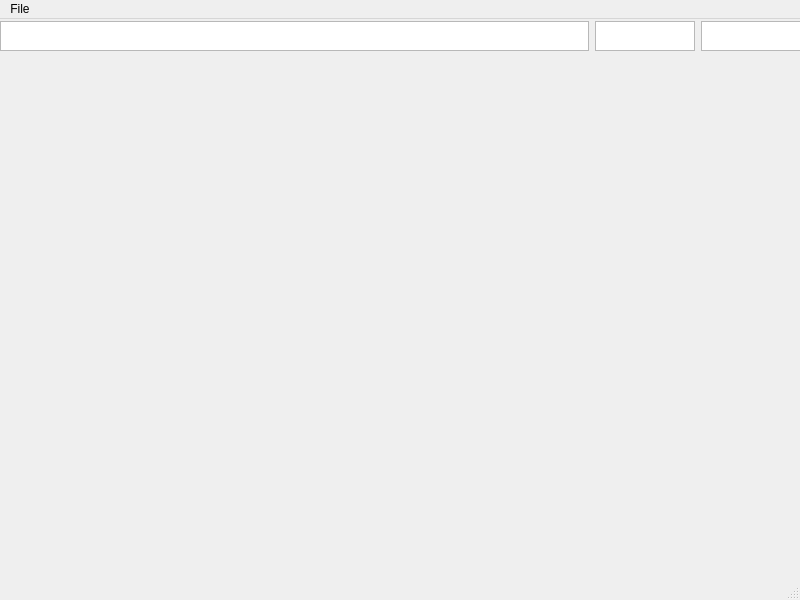
The window that climbingapp.ui (Jeremy-Kam/climbing-companion-app) describes before a commit, drawn with Qt 5.
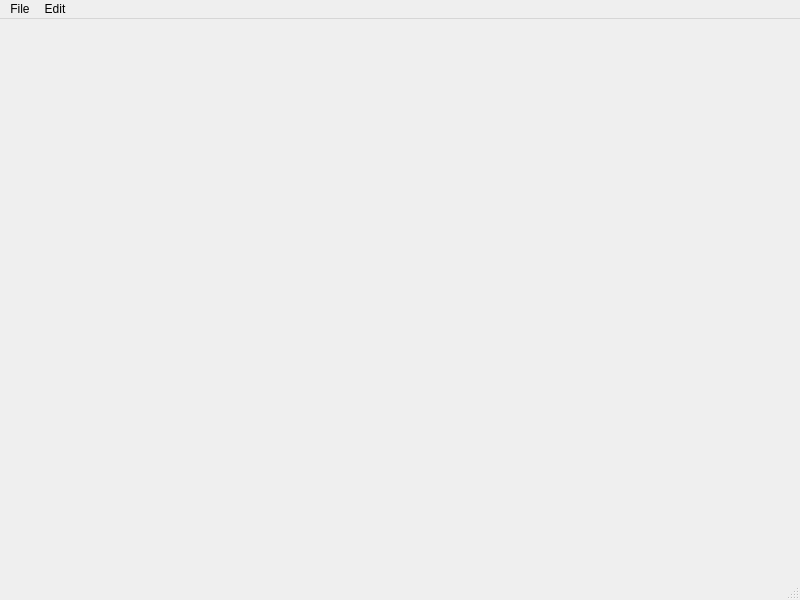
The same window after the commit. Icons and pictures are not drawn.

```diff
--- a/climbingapp.ui
+++ b/climbingapp.ui
@@ -19,101 +19,7 @@
   <property name="windowTitle">
    <string>ClimbingApp</string>
   </property>
-  <widget class="QWidget" name="centralwidget">
-   <widget class="QWidget" name="gridLayoutWidget">
-    <property name="geometry">
-     <rect>
-      <x>0</x>
-      <y>-3</y>
-      <width>801</width>
-      <height>41</height>
-     </rect>
-    </property>
-    <layout class="QHBoxLayout" name="horizontalLayout">
-     <property name="sizeConstraint">
-      <enum>QLayout::SetNoConstraint</enum>
-     </property>
-     <property name="leftMargin">
-      <number>0</number>
-     </property>
-     <property name="topMargin">
-      <number>0</number>
-     </property>
-     <property name="rightMargin">
-      <number>0</number>
-     </property>
-     <property name="bottomMargin">
-      <number>0</number>
-     </property>
-     <item>
-      <widget class="QPlainTextEdit" name="description">
-       <property name="sizePolicy">
-        <sizepolicy hsizetype="Fixed" vsizetype="Fixed">
-         <horstretch>0</horstretch>
-         <verstretch>0</verstretch>
-        </sizepolicy>
-       </property>
-       <property name="minimumSize">
-        <size>
-         <width>10</width>
-         <height>10</height>
-        </size>
-       </property>
-       <property name="maximumSize">
-        <size>
-         <width>1000</width>
-         <height>30</height>
-        </size>
-       </property>
-      </widget>
-     </item>
-     <item>
-      <widget class="QPlainTextEdit" name="reps">
-       <property name="sizePolicy">
-        <sizepolicy hsizetype="Fixed" vsizetype="Fixed">
-         <horstretch>0</horstretch>
-         <verstretch>0</verstretch>
-        </sizepolicy>
-       </property>
-       <property name="minimumSize">
-        <size>
-         <width>100</width>
-         <height>30</height>
-        </size>
-       </property>
-       <property name="maximumSize">
-        <size>
-         <width>100</width>
-         <height>30</height>
-        </size>
-       </property>
-      </widget>
-     </item>
-     <item>
-      <widget class="QPlainTextEdit" name="units">
-       <property name="sizePolicy">
-        <sizepolicy hsizetype="Fixed" vsizetype="Fixed">
-         <horstretch>0</horstretch>
-         <verstretch>0</verstretch>
-        </sizepolicy>
-       </property>
-       <property name="minimumSize">
-        <size>
-         <width>100</width>
-         <height>30</height>
-        </size>
-       </property>
-       <property name="maximumSize">
-        <size>
-         <width>100</width>
-         <height>30</height>
-        </size>
-       </property>
-      </widget>
-     </item>
-    </layout>
-   </widget>
-  </widget>
+  <widget class="QWidget" name="centralwidget"/>
   <widget class="QMenuBar" name="menubar">
    <property name="geometry">
     <rect>
@@ -129,8 +35,17 @@
     </property>
     <addaction name="actionSave"/>
     <addaction name="actionExit"/>
+    <addaction name="actionDebug"/>
+   </widget>
+   <widget class="QMenu" name="menuEdit">
+    <property name="title">
+     <string>Edit</string>
+    </property>
+    <addaction name="actionAdd_Row"/>
+    <addaction name="actionDelete_Row"/>
    </widget>
    <addaction name="menuFile"/>
+   <addaction name="menuEdit"/>
   </widget>
   <widget class="QStatusBar" name="statusbar"/>
   <action name="actionSave">
```
Left out of the diff: 24 changed lines with no effect on the pictures.
